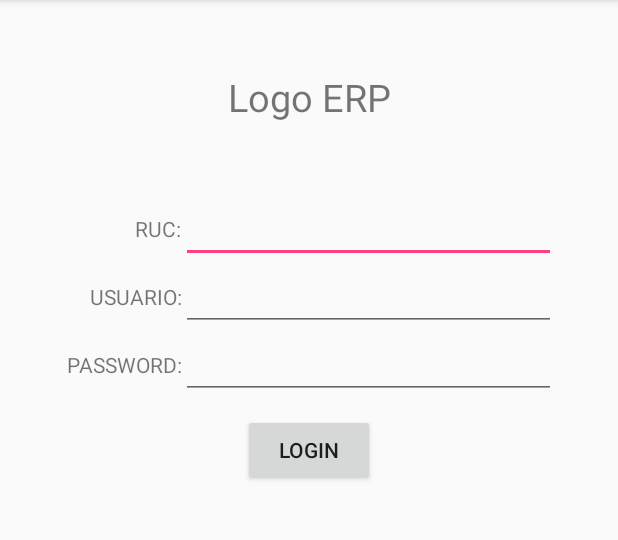
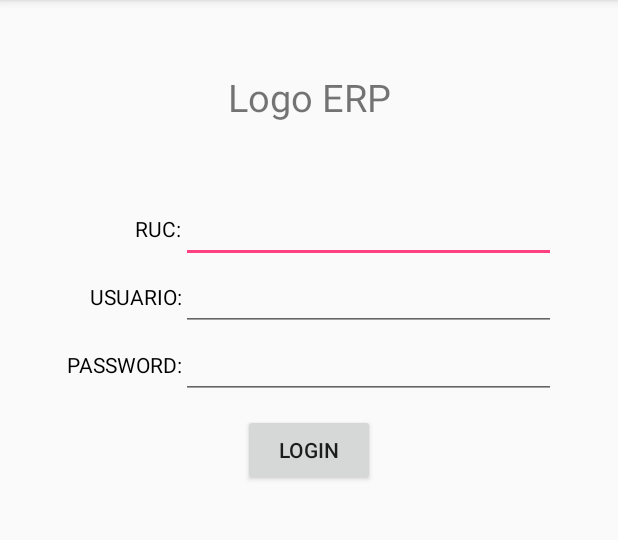
Before and after one commit to AugustCS/CRUD1, an Android app: the fragment Login shown on its own in the app's theme, on a phone screen of 412 x 824 dp, the part 84-624 px from its top. Run offline under Robolectric (Android 15) with nearby library versions, the phone set to English and light mode, and no system bars.

Commit message:
actualizacion 2
actualizar

```diff
--- a/app/src/main/res/layout/fragment_login.xml
+++ b/app/src/main/res/layout/fragment_login.xml
@@ -33,10 +33,12 @@
                 android:layout_width="80dp"
                 android:layout_height="wrap_content"
                 android:text="@string/ruc"
+                android:textColor="@color/colorBlack"
                 android:textAlignment="textEnd"
                 />
             <EditText
                 android:layout_width="250dp"
+                android:textColor="@color/colorBlack"
                 android:layout_height="wrap_content"
                 />
         </LinearLayout>
@@ -52,10 +54,12 @@
                 android:layout_width="80dp"
                 android:layout_height="wrap_content"
                 android:text="@string/usuario"
+                android:textColor="@color/colorBlack"
                 android:textAlignment="textEnd"
                 />
             <EditText
                 android:layout_width="250dp"
+                android:textColor="@color/colorBlack"
                 android:layout_height="wrap_content"
                 />
         </LinearLayout>
@@ -71,10 +75,12 @@
                 android:layout_width="80dp"
                 android:layout_height="wrap_content"
                 android:text="@string/password"
+                android:textColor="@color/colorBlack"
                 android:textAlignment="textEnd"
                 />
             <EditText
                 android:layout_width="250dp"
+                android:textColor="@color/colorBlack"
                 android:layout_height="wrap_content"
                 />
         </LinearLayout>
--- a/app/src/main/res/values/colors.xml
+++ b/app/src/main/res/values/colors.xml
@@ -3,4 +3,5 @@
     <color name="colorPrimary">#3F51B5</color>
     <color name="colorPrimaryDark">#303F9F</color>
     <color name="colorAccent">#FF4081</color>
+    <color name="colorBlack">#000000</color>
 </resources>
```
Also changed, not shown: app/src/main/java/com/debugia/crudinicial/Login.java (+9 -0 lines).
